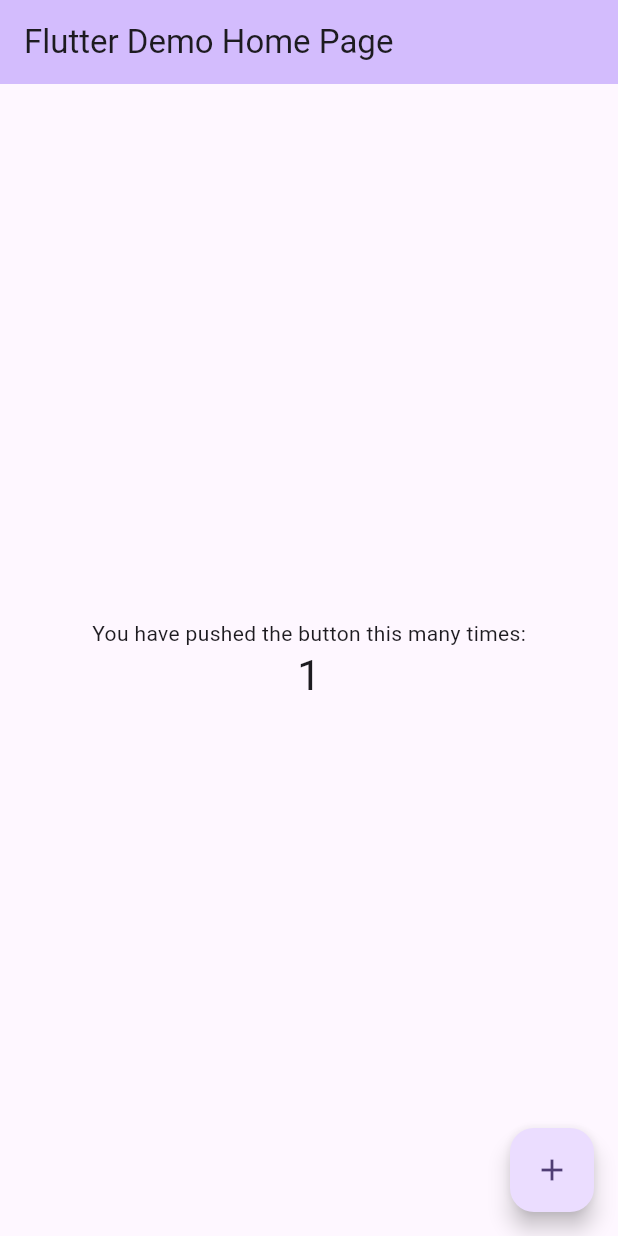
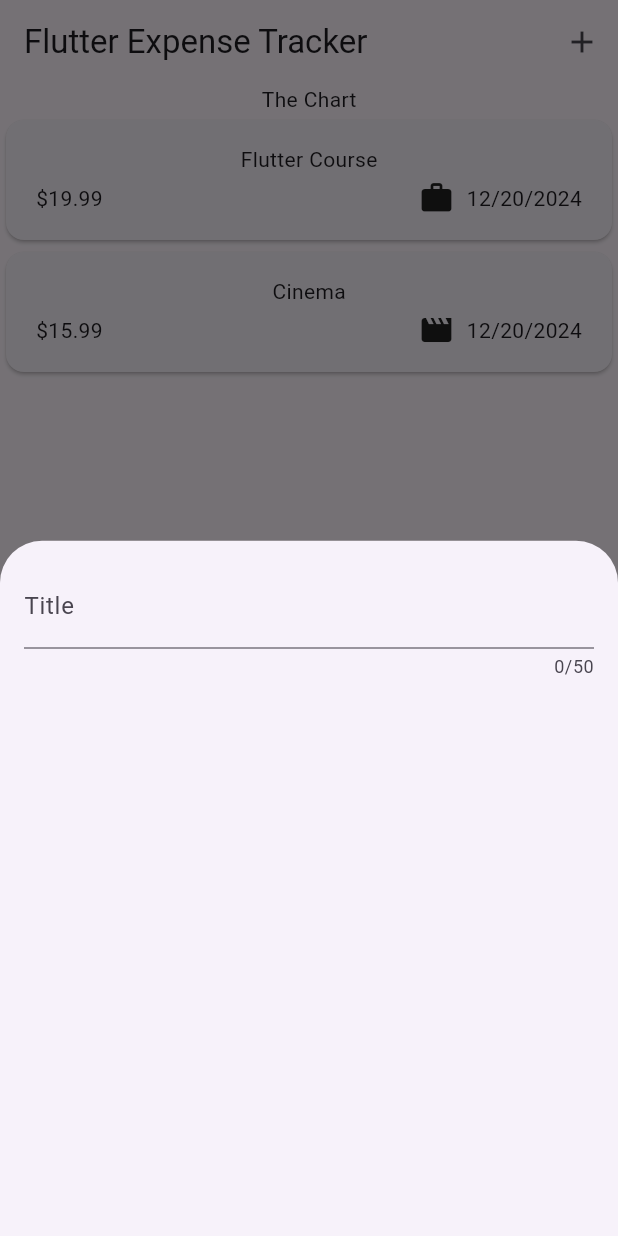
Before and after one commit to Sonam71371/expense_daily, a Flutter app: the screen it shows after launch, after a tap on the "add" icon, on a phone screen of 412 x 824 dp. Run offline on Flutter 3.47's test engine with Material 3 defaults, Android fonts, the light colour scheme and no system bars.

Commit message:
expense tracker list create

```diff
--- a/lib/main.dart
+++ b/lib/main.dart
@@ -1,125 +1,11 @@
 import 'package:flutter/material.dart';
 
+import 'package:expense_daily/widgets/expenses.dart';
+
 void main() {
-  runApp(const MyApp());
+  runApp(
+    MaterialApp(
+      theme: ThemeData(useMaterial3: true),
+      home: const Expenses(),
+  ),);
 }
-
-class MyApp extends StatelessWidget {
-  const MyApp({super.key});
-
-  // This widget is the root of your application.
-  @override
-  Widget build(BuildContext context) {
-    return MaterialApp(
-      title: 'Flutter Demo',
-      theme: ThemeData(
-        // This is the theme of your application.
-        //
-        // TRY THIS: Try running your application with "flutter run". You'll see
-        // the application has a purple toolbar. Then, without quitting the app,
-        // try changing the seedColor in the colorScheme below to Colors.green
-        // and then invoke "hot reload" (save your changes or press the "hot
-        // reload" button in a Flutter-supported IDE, or press "r" if you used
-        // the command line to start the app).
-        //
-        // Notice that the counter didn't reset back to zero; the application
-        // state is not lost during the reload. To reset the state, use hot
-        // restart instead.
-        //
-        // This works for code too, not just values: Most code changes can be
-        // tested with just a hot reload.
-        colorScheme: ColorScheme.fromSeed(seedColor: Colors.deepPurple),
-        useMaterial3: true,
-      ),
-      home: const MyHomePage(title: 'Flutter Demo Home Page'),
-    );
-  }
-}
-
-class MyHomePage extends StatefulWidget {
-  const MyHomePage({super.key, required this.title});
-
-  // This widget is the home page of your application. It is stateful, meaning
-  // that it has a State object (defined below) that contains fields that affect
-  // how it looks.
-
-  // This class is the configuration for the state. It holds the values (in this
-  // case the title) provided by the parent (in this case the App widget) and
-  // used by the build method of the State. Fields in a Widget subclass are
-  // always marked "final".
-
-  final String title;
-
-  @override
-  State<MyHomePage> createState() => _MyHomePageState();
-}
-
-class _MyHomePageState extends State<MyHomePage> {
-  int _counter = 0;
-
-  void _incrementCounter() {
-    setState(() {
-      // This call to setState tells the Flutter framework that something has
-      // changed in this State, which causes it to rerun the build method below
-      // so that the display can reflect the updated values. If we changed
-      // _counter without calling setState(), then the build method would not be
-      // called again, and so nothing would appear to happen.
-      _counter++;
-    });
-  }
-
-  @override
-  Widget build(BuildContext context) {
-    // This method is rerun every time setState is called, for instance as done
-    // by the _incrementCounter method above.
-    //
-    // The Flutter framework has been optimized to make rerunning build methods
-    // fast, so that you can just rebuild anything that needs updating rather
-    // than having to individually change instances of widgets.
-    return Scaffold(
-      appBar: AppBar(
-        // TRY THIS: Try changing the color here to a specific color (to
-        // Colors.amber, perhaps?) and trigger a hot reload to see the AppBar
-        // change color while the other colors stay the same.
-        backgroundColor: Theme.of(context).colorScheme.inversePrimary,
-        // Here we take the value from the MyHomePage object that was created by
-        // the App.build method, and use it to set our appbar title.
-        title: Text(widget.title),
-      ),
-      body: Center(
-        // Center is a layout widget. It takes a single child and positions it
-        // in the middle of the parent.
-        child: Column(
-          // Column is also a layout widget. It takes a list of children and
-          // arranges them vertically. By default, it sizes itself to fit its
-          // children horizontally, and tries to be as tall as its parent.
-          //
-          // Column has various properties to control how it sizes itself and
-          // how it positions its children. Here we use mainAxisAlignment to
-          // center the children vertically; the main axis here is the vertical
-          // axis because Columns are vertical (the cross axis would be
-          // horizontal).
-          //
-          // TRY THIS: Invoke "debug painting" (choose the "Toggle Debug Paint"
-          // action in the IDE, or press "p" in the console), to see the
-          // wireframe for each widget.
-          mainAxisAlignment: MainAxisAlignment.center,
-          children: <Widget>[
-            const Text(
-              'You have pushed the button this many times:',
-            ),
-            Text(
-              '$_counter',
-              style: Theme.of(context).textTheme.headlineMedium,
-            ),
-          ],
-        ),
-      ),
-      floatingActionButton: FloatingActionButton(
-        onPressed: _incrementCounter,
-        tooltip: 'Increment',
-        child: const Icon(Icons.add),
-      ), // This trailing comma makes auto-formatting nicer for build methods.
-    );
-  }
-}
--- /dev/null
+++ b/lib/models/expense.dart
@@ -0,0 +1,36 @@
+import 'package:flutter/material.dart';
+import 'package:uuid/uuid.dart';
+import 'package:intl/intl.dart';
+
+final formatter = DateFormat.yMd();
+
+const uuid = Uuid();
+
+enum Category { food, travel, leisure, work } //treat the value as kind of string type
+
+const categoryIcons = {
+  Category.food: Icons.lunch_dining,
+  Category.travel: Icons.flight_takeoff,
+  Category.leisure: Icons.movie,
+  Category.work: Icons.work,
+};
+
+class Expense {
+Expense({
+  required this.title,
+  required this.amount,
+  required this.date,
+  required this.category,
+  }) : id = uuid.v4();
+
+  final String id;
+  final String title;
+  final double amount;
+  final DateTime date;
+
+  final Category category; //leisure Expense(category: 'lesure') get typo
+
+  String get formattedDate {
+    return formatter.format(date);
+  }
+}
--- /dev/null
+++ b/lib/widgets/expenses.dart
@@ -0,0 +1,60 @@
+import 'package:expense_daily/widgets/expenses_list/expenses_list.dart';
+import 'package:expense_daily/models/expense.dart';
+import 'package:expense_daily/widgets/new_expense.dart';
+import 'package:flutter/material.dart';
+
+class Expenses extends StatefulWidget {
+  const Expenses({super.key});
+  @override
+  State<Expenses> createState() {
+    return _ExpensesState();
+  }
+}
+
+class _ExpensesState extends State<Expenses> {
+  final List<Expense> _registeredExpenses = [
+    Expense(
+      title: 'Flutter Course',
+      amount: 19.99,
+      date: DateTime.now(),
+      category: Category.work,
+    ),
+    Expense(
+      title: 'Cinema',
+      amount: 15.99,
+      date: DateTime.now(),
+      category: Category.leisure,
+    ),
+  ];
+
+  void _openAddExpenseOverlay() {
+    showModalBottomSheet(
+      context: context,
+      builder: (ctx) => const NewExpense(),//Text('Modal bottom sheet'),
+    );
+  }
+
+  @override
+  Widget build(context) {
+    return Scaffold(
+      //Toolbar with the add button
+      appBar: AppBar(
+        title: Text('Flutter Expense Tracker'),
+        actions: [
+          IconButton(
+            onPressed: _openAddExpenseOverlay,
+            icon: Icon(Icons.add),
+          ),
+        ],
+      ),
+      body: Column(
+        children: [
+          const Text('The Chart'),
+          Expanded(
+            child: ExpensesList(expenses: _registeredExpenses),
+          ),
+        ],
+      ),
+    );
+  }
+}
--- /dev/null
+++ b/lib/widgets/expenses_list/expense_item.dart
@@ -0,0 +1,49 @@
+import 'package:expense_daily/models/expense.dart';
+import 'package:flutter/material.dart';
+
+class ExpenseItem extends StatelessWidget {
+  const ExpenseItem(this.expense, {super.key});
+
+  final Expense expense;
+
+  @override
+  Widget build(context) {
+    return Card(
+      child: Padding(
+        padding: const EdgeInsets.symmetric(
+          horizontal: 20,
+          vertical: 16,
+        ),
+        child: Column(
+          children: [
+            Text(
+              expense.title,
+            ),
+            const SizedBox(
+              height: 4,
+            ),
+            Row(
+              children: [
+                Text(
+                  '\$${expense.amount.toStringAsFixed(2)}',
+                ), //12.3444 => 12.34
+                const Spacer(),
+                Row(
+                  children: [
+                   Icon(categoryIcons[expense.category],),
+                    const SizedBox(
+                      width: 8,
+                    ),
+                    Text(
+                      expense.formattedDate,
+                    ),
+                  ],
+                ),
+              ],
+            ),
+          ],
+        ),
+      ),
+    );
+  }
+}
--- /dev/null
+++ b/lib/widgets/expenses_list/expenses_list.dart
@@ -0,0 +1,17 @@
+import 'package:expense_daily/models/expense.dart';
+import 'package:expense_daily/widgets/expenses_list/expense_item.dart';
+import 'package:flutter/material.dart';
+
+class ExpensesList extends StatelessWidget {
+  const ExpensesList({super.key, required this.expenses});
+
+  final List<Expense> expenses;
+
+  @override
+  Widget build(context) {
+    return ListView.builder(
+      itemCount: expenses.length,
+      itemBuilder: (ctx, index) => ExpenseItem(expenses[index],),
+    );
+  }
+}
--- /dev/null
+++ b/lib/widgets/new_expense.dart
@@ -0,0 +1,33 @@
+import 'package:flutter/material.dart';
+
+class NewExpense extends StatefulWidget {
+  const NewExpense({super.key});
+
+  @override
+  State<NewExpense> createState() {
+    return _NewExpenseState();
+  }
+}
+
+class _NewExpenseState extends State<NewExpense> {
+
+  @override
+  Widget build(BuildContext context) {
+    return Padding(
+      padding: const EdgeInsets.all(16),
+      child: Column(
+        children: const [
+          TextField(
+            maxLength: 50,
+            // keyboardType: TextInputType.text,
+            decoration: InputDecoration(
+              label: Text('Title'),
+            ),
+          ),
+        ],
+      ),
+    );
+  }
+
+
+}
--- a/pubspec.yaml
+++ b/pubspec.yaml
@@ -34,6 +34,8 @@
   # The following adds the Cupertino Icons font to your application.
   # Use with the CupertinoIcons class for iOS style icons.
   cupertino_icons: ^1.0.8
+  uuid: ^4.5.1
+  intl: ^0.20.1
 
 dev_dependencies:
   flutter_test:
```
Also changed, not shown: pubspec.lock.
